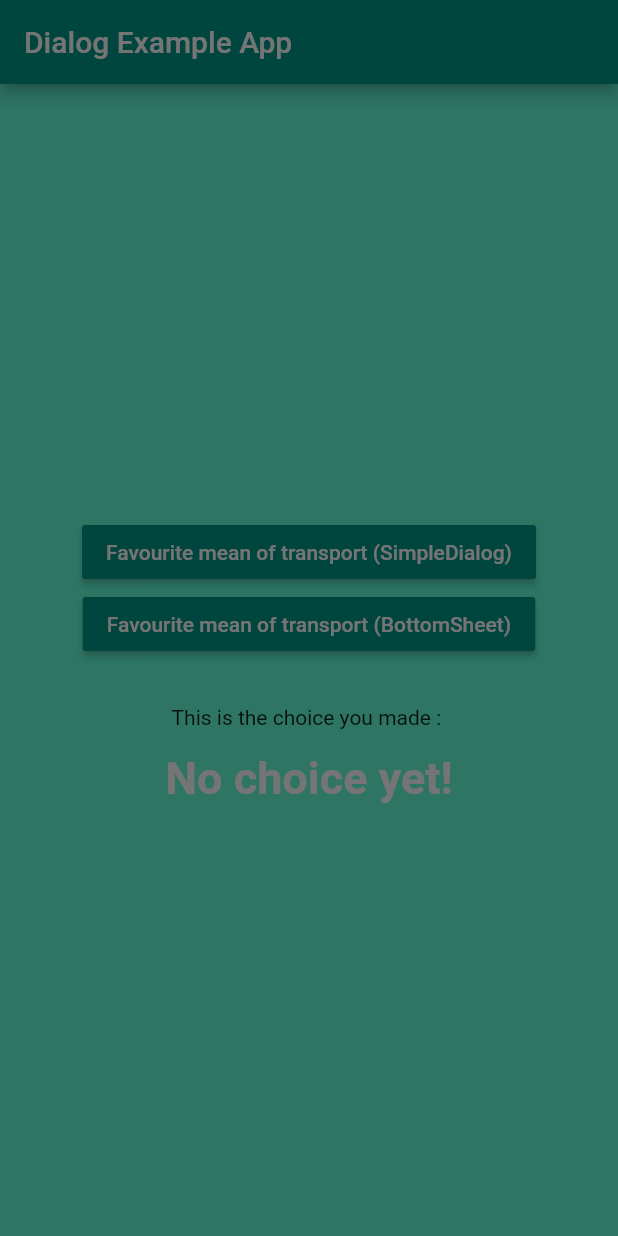
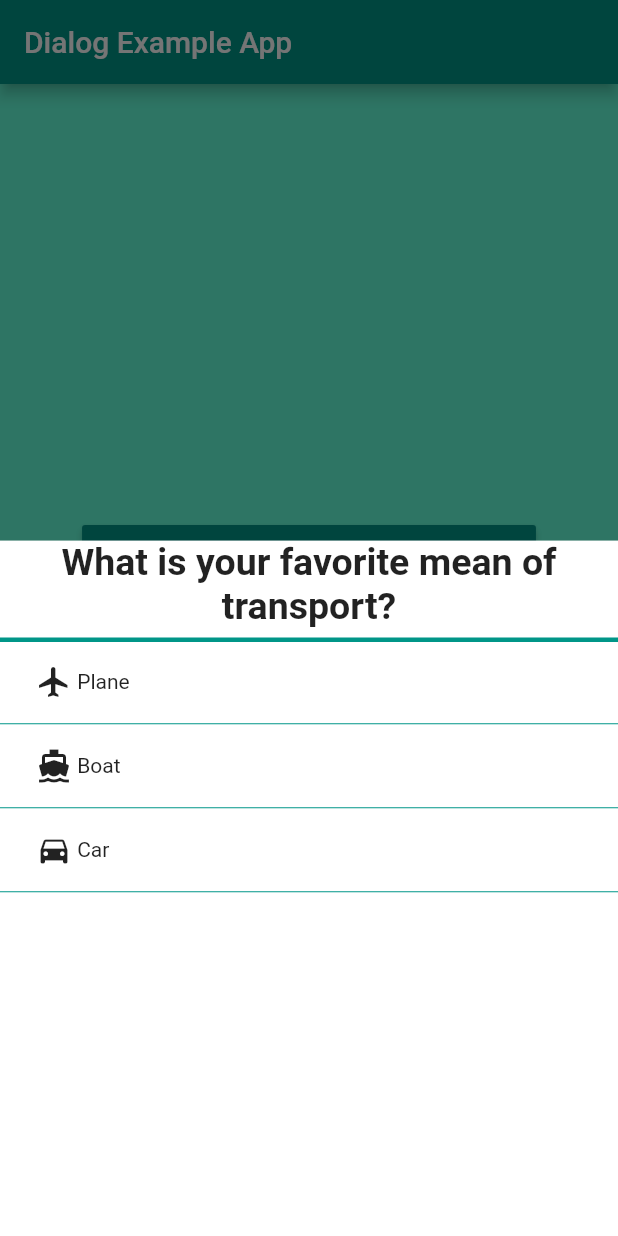
Before and after one commit to houcem-h/dsi3_simpledialog_bottomsheet, a Flutter app: the screen it shows after launch, after a tap on "Favourite mean of transport (BottomSheet", on a phone screen of 412 x 824 dp. Run offline on Flutter 3.47's test engine with Material 2 defaults, Android fonts, the phone set to English and light mode, and no system bars.

Commit message:
complete ModalBottomSheetWidget logic

```diff
--- a/lib/main.dart
+++ b/lib/main.dart
@@ -66,9 +66,9 @@ class _MyDialogExampleAppState extends State<MyDialogExampleAppPage> {
     }
   }
     Future<void> _pickChoiceFromBottomSheet() async {
-    switch (await showDialog<choicesList>(
+    switch (await showModalBottomSheet<choicesList>(
         context: context,
-        barrierDismissible: false,
+        isDismissible: false,
         builder: (BuildContext context) {
           return ModalBottomSheetWidget();
         })) {
--- a/lib/modal_bottom_sheet.dart
+++ b/lib/modal_bottom_sheet.dart
@@ -1,4 +1,5 @@
 import 'package:flutter/material.dart';
+import './choice_list.dart';
 
 class ModalBottomSheetWidget extends StatelessWidget
 {
@@ -9,10 +10,56 @@ class ModalBottomSheetWidget extends StatelessWidget
   Widget build(BuildContext context) {
     return Center(
       child: Container(
-        color: Colors.teal,
+        color: Colors.white,
         child: Column(
           mainAxisAlignment: MainAxisAlignment.start,
-          children: const<Widget>[],
+          children: <Widget>[
+            const Text(
+              "What is your favorite mean of transport?",
+              style: TextStyle(
+                fontWeight: FontWeight.bold,
+                fontSize: 25,
+              ),
+              textAlign: TextAlign.center,
+            ),
+            const Divider(color: Colors.teal, thickness: 3),
+            SimpleDialogOption(
+                child: Row(
+                  mainAxisAlignment: MainAxisAlignment.start,
+                  children: const<Widget>[
+                    Icon(Icons.flight),
+                    Text(" Plane")
+                  ],
+                ),
+                onPressed: () {
+                  Navigator.pop(context, choicesList.plane);
+                }),
+            const Divider(color: Colors.teal),
+            SimpleDialogOption(
+                child: Row(
+                  mainAxisAlignment: MainAxisAlignment.start,
+                  children: const<Widget>[
+                    Icon(Icons.directions_boat),
+                    Text(" Boat")
+                  ],
+                ),
+                onPressed: () {
+                  Navigator.pop(context, choicesList.boat);
+                }),
+            const Divider(color: Colors.teal),
+            SimpleDialogOption(
+                child: Row(
+                  mainAxisAlignment: MainAxisAlignment.start,
+                  children: const<Widget>[
+                    Icon(Icons.directions_car),
+                    Text(" Car")
+                  ],
+                ),
+                onPressed: () {
+                  Navigator.pop(context, choicesList.car);
+                }),
+            const Divider(color: Colors.teal),
+          ],
         ),
       ),
     );
```
